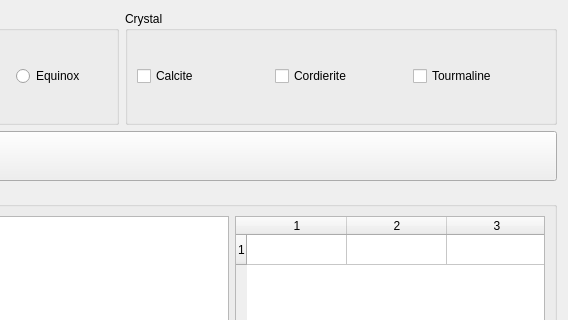
First picture: the form in sailingform.ui, repository szazdenes/SailingSimulation, before the edit; both pictures show x 751 to 1319 and y 0 to 320 of the 1319 by 648 pixel window.
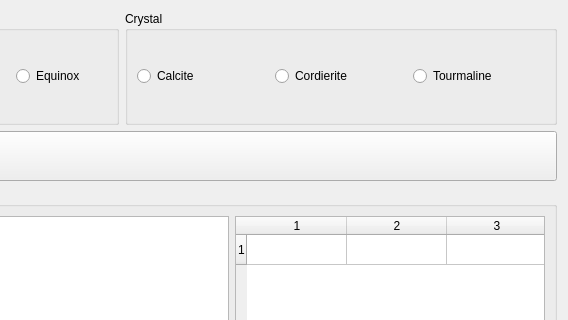
Second picture: the form after the edit.

Commit message: drawing fixed, stone checkboxes changed to radiobutton

Patch:
```diff
--- a/sailingform.ui
+++ b/sailingform.ui
@@ -172,21 +172,21 @@
      </property>
      <layout class="QGridLayout" name="gridLayout_5">
       <item row="0" column="1">
-       <widget class="QCheckBox" name="cordieriteCheckBox">
+       <widget class="QRadioButton" name="cordieriteRadioButton">
         <property name="text">
          <string>Cordierite</string>
         </property>
        </widget>
       </item>
       <item row="0" column="0">
-       <widget class="QCheckBox" name="calciteCheckBox">
+       <widget class="QRadioButton" name="calciteRadioButton">
         <property name="text">
          <string>Calcite</string>
         </property>
        </widget>
       </item>
       <item row="0" column="2">
-       <widget class="QCheckBox" name="tourmalineCheckBox">
+       <widget class="QRadioButton" name="tourmalineRadioButton">
         <property name="text">
          <string>Tourmaline</string>
         </property>
```
Left out of the diff: 2 changed lines with no effect on the pictures. The commit also changes 1 other file.
